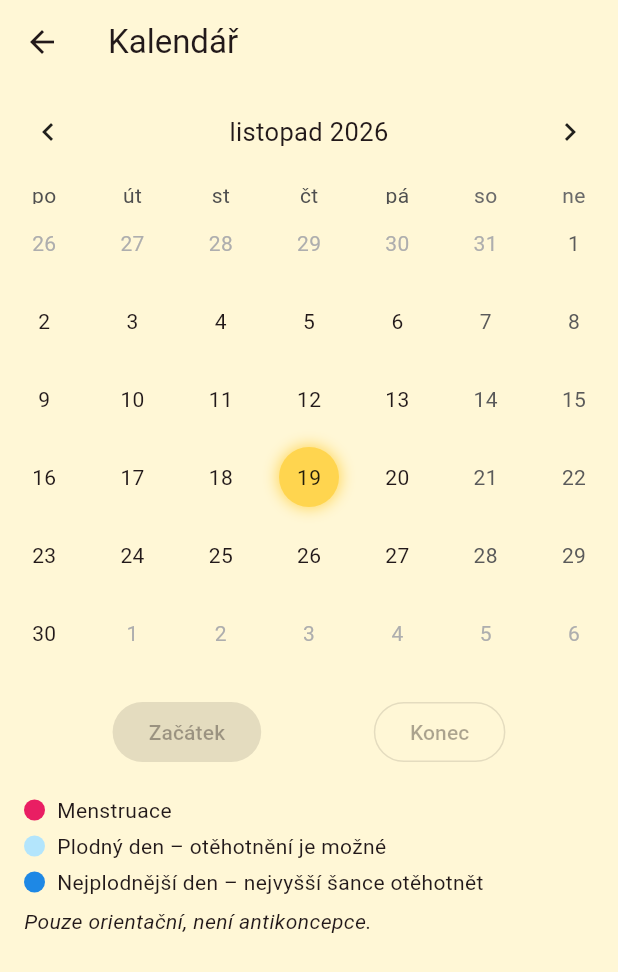
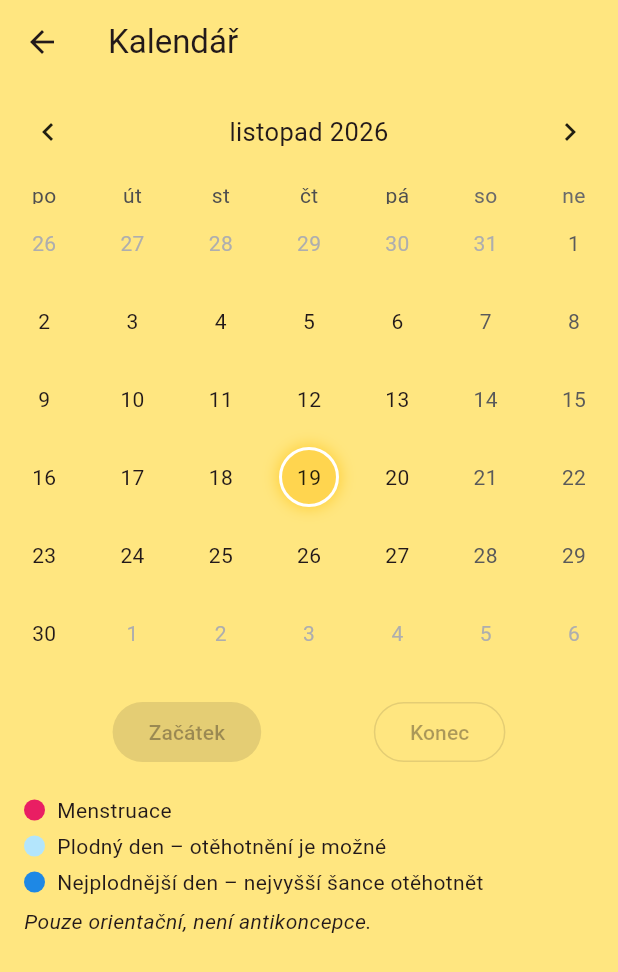
Before and after one commit to Michaela215/cycle-calendar, a Flutter app: the CalendarPage screen opened directly, on a phone screen of 412 x 824 dp. Shown: the top 972 px of the screen. Run offline on Flutter 3.47's test engine with Material 3 defaults, Android fonts, the phone set to English and light mode, and no system bars; drawn by our look-alikes of table_calendar; our stand-ins replace flutter_secure_storage; accounts and stored records are empty.

Commit message:
Sunny yellow background

```diff
--- a/lib/main.dart
+++ b/lib/main.dart
@@ -344,10 +344,11 @@ class _CalendarPageState extends State<CalendarPage> {
                 rangeEndDay: _periodEnd,
                 calendarStyle: CalendarStyle(
                   rangeHighlightColor: Colors.pink.shade100,
-                  todayDecoration: const BoxDecoration(
-                    color: Color(0xFFFFD54F),
+                  todayDecoration: BoxDecoration(
+                    color: const Color(0xFFFFD54F),
                     shape: BoxShape.circle,
-                    boxShadow: [
+                    border: Border.all(color: Colors.white, width: 2),
+                    boxShadow: const [
                       BoxShadow(
                         color: Color(0x99FFC107),
                         blurRadius: 8,
--- a/lib/striped_background.dart
+++ b/lib/striped_background.dart
@@ -5,7 +5,7 @@ class StripedBackground extends StatelessWidget {
 
   final Widget child;
 
-  static const backgroundColor = Color(0xFFFFF7D6);
+ static const backgroundColor = Color(0xFFFFE680);
 
   @override
   Widget build(BuildContext context) {
```
